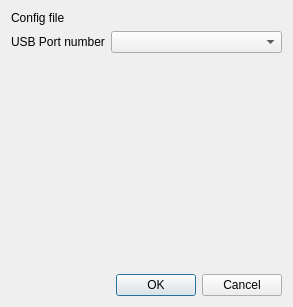
Old version of the form MITK/Modules/NDITrackerDataSourceService/Internal/niftkMITKTrackerDialog.ui in the repository NifTK/NifTK.
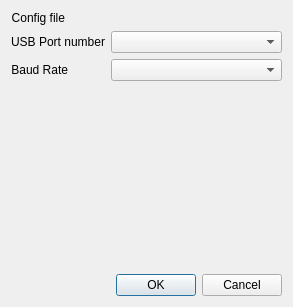
New version of the form. Custom widgets are drawn as their Qt base class.

Commit message: Issue #4647: Provide Baud Rate dialog box for NDI trackers

Patch:
```diff
--- a/MITK/Modules/NDITrackerDataSourceService/Internal/niftkMITKTrackerDialog.ui
+++ b/MITK/Modules/NDITrackerDataSourceService/Internal/niftkMITKTrackerDialog.ui
@@ -23,6 +23,9 @@
          <property name="text">
           <string>Config file</string>
          </property>
+         <property name="alignment">
+          <set>Qt::AlignRight|Qt::AlignTrailing|Qt::AlignVCenter</set>
+         </property>
         </widget>
        </item>
        <item row="0" column="1">
@@ -33,11 +36,27 @@
          <property name="text">
           <string>USB Port number</string>
          </property>
+         <property name="alignment">
+          <set>Qt::AlignRight|Qt::AlignTrailing|Qt::AlignVCenter</set>
+         </property>
         </widget>
        </item>
        <item row="1" column="1">
         <widget class="QComboBox" name="m_PortName"/>
        </item>
+       <item row="2" column="0">
+        <widget class="QLabel" name="m_BaudRateLabel">
+         <property name="text">
+          <string>Baud Rate</string>
+         </property>
+         <property name="alignment">
+          <set>Qt::AlignRight|Qt::AlignTrailing|Qt::AlignVCenter</set>
+         </property>
+        </widget>
+       </item>
+       <item row="2" column="1">
+        <widget class="QComboBox" name="m_BaudRate"/>
+       </item>
       </layout>
      </item>
      <item>
```
The commit also changes 14 other files.
